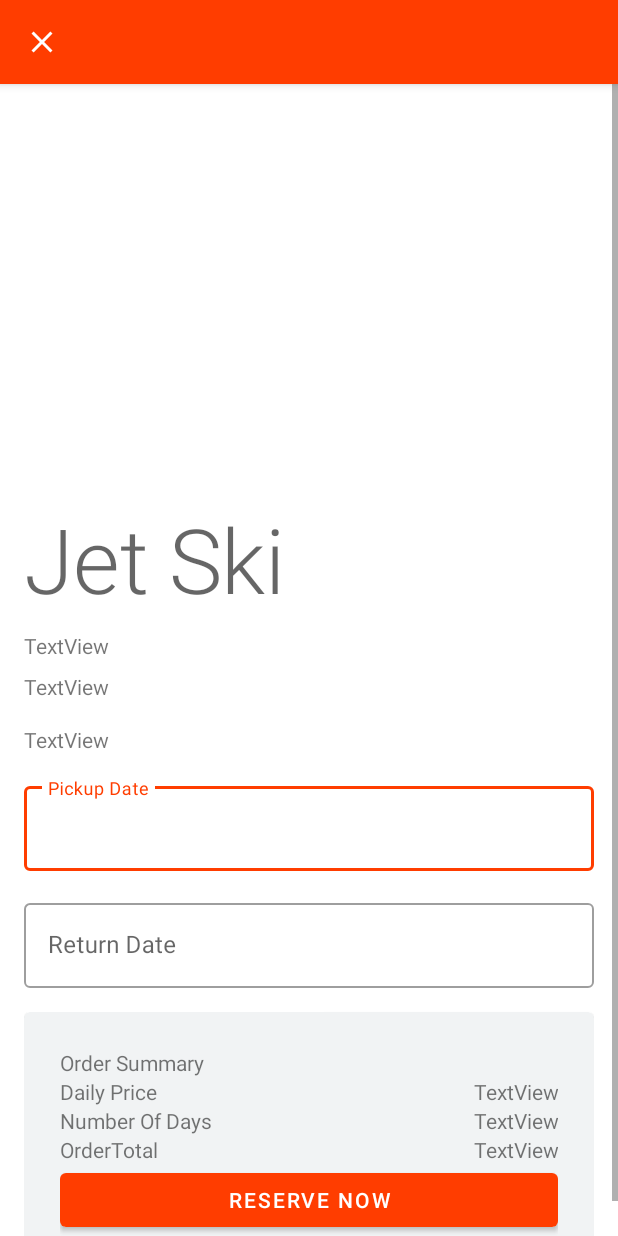
After one commit to joshuabello2550/XPVehicles, an Android app: the VehicleDetailsActivity screen opened directly, with no data from a screen before it, on a phone screen of 412 x 824 dp. The commit adds this screen. Run offline under Robolectric (Android 15) with nearby library versions, the phone set to English and light mode, and no system bars; libraries missing offline, so code that uses them is left out: com.parse; pictures from the network do not load; 5 statements that could not run were skipped.

Commit message:
Vehicles details page ui and incomplete functionality

```diff
--- /dev/null
+++ b/app/src/main/java/com/example/xpvehicles/activities/VehicleDetailsActivity.java
@@ -0,0 +1,94 @@
+package com.example.xpvehicles.activities;
+
+import androidx.appcompat.app.AppCompatActivity;
+
+import android.os.Bundle;
+import android.widget.EditText;
+import android.widget.ImageView;
+import android.widget.TextView;
+
+import com.bumptech.glide.Glide;
+import com.example.xpvehicles.R;
+import com.example.xpvehicles.models.Vehicle;
+import com.google.android.material.appbar.MaterialToolbar;
+import com.google.android.material.datepicker.MaterialDatePicker;
+import com.parse.ParseFile;
+
+import org.w3c.dom.Text;
+
+public class VehicleDetailsActivity extends AppCompatActivity {
+
+    private MaterialToolbar topAppBar;
+    private EditText edtPickUpDate;
+    private EditText edtReturnDate;
+    private TextView tvDetailsVehicleName;
+    private TextView tvDetailsVehicleDescription;
+    private TextView tvDetailsDailyPrice;
+    private TextView tvDetailsDistanceFromUser;
+    private ImageView ivDetailsVehicleImage;
+
+    @Override
+    protected void onCreate(Bundle savedInstanceState) {
+        super.onCreate(savedInstanceState);
+        setContentView(R.layout.activity_vehicle_details);
+        bind();
+        setTopAppBarOnClickListener();
+        setPickupDateOnClickListener();
+        setReturnDateOnClickListener();
+        setValues();
+    }
+
+    private void setTopAppBarOnClickListener() {
+        topAppBar.setNavigationOnClickListener(v -> {
+            this.finish();
+        });
+    }
+
+    private void bind() {
+        edtPickUpDate = findViewById(R.id.edtPickUpDate);
+        edtReturnDate = findViewById(R.id.edtReturnDate);
+        topAppBar = findViewById(R.id.topAppBar);
+        tvDetailsVehicleName = findViewById(R.id.tvDetailsVehicleName);
+        ivDetailsVehicleImage = findViewById(R.id.ivDetailsVehicleImage);
+        tvDetailsVehicleDescription = findViewById(R.id.tvDetailsVehicleDescription);
+        tvDetailsDailyPrice = findViewById(R.id.tvDetailsDailyPrice);
+        tvDetailsDistanceFromUser = findViewById(R.id.tvDetailsDistanceFromUser);
+    }
+
+    private void setValues() {
+        Vehicle vehicle = getIntent().getParcelableExtra("vehicle");
+        tvDetailsVehicleName.setText(vehicle.getVehicleName());
+        tvDetailsVehicleDescription.setText(vehicle.getDescription());
+        tvDetailsDailyPrice.setText("$" + vehicle.getDailyPrice() + "/day");
+        ParseFile image = vehicle.getVehicleImage();
+        if (image != null) {
+            Glide.with(this).load(image.getUrl()).into(ivDetailsVehicleImage);
+        }
+    }
+
+    private void setPickupDateOnClickListener() {
+        edtPickUpDate.setOnClickListener(v -> {
+            MaterialDatePicker.Builder materialDateBuilder = MaterialDatePicker.Builder.datePicker();
+            materialDateBuilder.setTitleText("PICKUP DATE");
+            MaterialDatePicker materialDatePicker = materialDateBuilder.build();
+            materialDatePicker.show(getSupportFragmentManager(), "MATERIAL_DATE_PICKER");
+            // positive button == ok button
+            materialDatePicker.addOnPositiveButtonClickListener(
+                    selection -> edtPickUpDate.setText(materialDatePicker.getHeaderText()));
+        });
+    }
+
+    private void setReturnDateOnClickListener() {
+        edtReturnDate.setOnClickListener(v -> {
+            MaterialDatePicker.Builder materialDateBuilder = MaterialDatePicker.Builder.datePicker();
+            materialDateBuilder.setTitleText("PICKUP DATE");
+            MaterialDatePicker materialDatePicker = materialDateBuilder.build();
+            materialDatePicker.show(getSupportFragmentManager(), "MATERIAL_DATE_PICKER");
+            // positive button == ok button
+            materialDatePicker.addOnPositiveButtonClickListener(
+                    selection -> edtReturnDate.setText(materialDatePicker.getHeaderText()));
+        });
+    }
+
+
+}
--- a/app/src/main/java/com/example/xpvehicles/adapters/VehiclesAdapter.java
+++ b/app/src/main/java/com/example/xpvehicles/adapters/VehiclesAdapter.java
@@ -4,11 +4,13 @@ import static android.content.Context.LOCATION_SERVICE;
 
 import android.Manifest;
 import android.content.Context;
+import android.content.Intent;
 import android.content.pm.PackageManager;
 import android.content.res.Resources;
 import android.location.Location;
 import android.location.LocationListener;
 import android.location.LocationManager;
+import android.os.Bundle;
 import android.util.Log;
 import android.view.LayoutInflater;
 import android.view.View;
@@ -17,9 +19,11 @@ import android.widget.ImageView;
 import android.widget.TextView;
 
 import androidx.annotation.NonNull;
+import androidx.appcompat.app.AppCompatActivity;
 import androidx.core.app.ActivityCompat;
 import androidx.core.content.ContextCompat;
 import androidx.fragment.app.Fragment;
+import androidx.fragment.app.FragmentTransaction;
 import androidx.recyclerview.widget.RecyclerView;
 
 import com.bumptech.glide.Glide;
@@ -28,6 +32,7 @@ import com.codepath.asynchttpclient.RequestParams;
 import com.codepath.asynchttpclient.callback.JsonHttpResponseHandler;
 import com.example.xpvehicles.R;
 import com.example.xpvehicles.activities.MainActivity;
+import com.example.xpvehicles.activities.VehicleDetailsActivity;
 import com.example.xpvehicles.models.Vehicle;
 import com.parse.ParseFile;
 
@@ -134,10 +139,16 @@ public class VehiclesAdapter extends RecyclerView.Adapter<VehiclesAdapter.ViewHo
             if (image != null) {
                 Glide.with(fragment.getContext()).load(image.getUrl()).into(ivVehicle);
             }
-            setImageOnClickListener();
+            setImageOnClickListener(vehicle);
         }
 
-        private void setImageOnClickListener() {
+        private void setImageOnClickListener(Vehicle vehicle) {
+            ivVehicle.setOnClickListener(v -> {
+                Intent i = new Intent(fragment.getContext(), VehicleDetailsActivity.class);
+                i.putExtra("vehicle", vehicle);
+                fragment.startActivity(i);
+            });
+
         }
 
     }
--- a/app/src/main/res/layout/activity_add_vehicle.xml
+++ b/app/src/main/res/layout/activity_add_vehicle.xml
@@ -192,7 +192,7 @@
                 <androidx.constraintlayout.widget.ConstraintLayout
                     android:layout_width="match_parent"
                     android:layout_height="wrap_content"
-                    tools:context=".MyActivity">
+                    tools:context=".activities.AddVehicleActivity">
 
                     <ImageView
                         android:id="@+id/imageView2"
--- /dev/null
+++ b/app/src/main/res/layout/activity_vehicle_details.xml
@@ -0,0 +1,232 @@
+<?xml version="1.0" encoding="utf-8"?>
+<androidx.constraintlayout.widget.ConstraintLayout xmlns:android="http://schemas.android.com/apk/res/android"
+    xmlns:app="http://schemas.android.com/apk/res-auto"
+    xmlns:tools="http://schemas.android.com/tools"
+    android:layout_width="match_parent"
+    android:layout_height="match_parent"
+    tools:context=".activities.VehicleDetailsActivity">
+
+    <com.google.android.material.appbar.AppBarLayout
+        android:id="@+id/appBarLayout"
+        android:layout_width="match_parent"
+        android:layout_height="wrap_content"
+        app:layout_constraintEnd_toEndOf="parent"
+        app:layout_constraintStart_toStartOf="parent"
+        app:layout_constraintTop_toTopOf="parent">
+
+        <com.google.android.material.appbar.MaterialToolbar
+            android:id="@+id/topAppBar"
+            style="@style/Widget.MaterialComponents.Toolbar.Primary"
+            android:layout_width="match_parent"
+            android:layout_height="?attr/actionBarSize"
+            app:menu="@menu/add_vehicle_top_bar"
+            app:navigationIcon="@drawable/ic_close_24"
+            app:title="" />
+
+    </com.google.android.material.appbar.AppBarLayout>
+
+    <ScrollView
+        android:layout_width="0dp"
+        android:layout_height="0dp"
+        app:layout_constraintBottom_toBottomOf="parent"
+        app:layout_constraintEnd_toEndOf="parent"
+        app:layout_constraintHorizontal_bias="0.0"
+        app:layout_constraintStart_toStartOf="parent"
+        app:layout_constraintTop_toBottomOf="@+id/appBarLayout">
+
+        <LinearLayout
+            android:layout_width="match_parent"
+            android:layout_height="wrap_content"
+            android:layout_marginHorizontal="0dp"
+            android:orientation="vertical">
+
+            <ImageView
+                android:id="@+id/ivDetailsVehicleImage"
+                android:layout_width="match_parent"
+                android:layout_height="260dp"
+                android:scaleType="centerCrop"
+                app:layout_constraintEnd_toEndOf="parent"
+                app:layout_constraintStart_toStartOf="parent"
+                app:layout_constraintTop_toTopOf="parent"
+                tools:srcCompat="@tools:sample/avatars" />
+
+            <LinearLayout
+                android:id="@+id/spacing"
+                android:layout_width="match_parent"
+                android:layout_height="match_parent"
+                android:layout_marginHorizontal="0dp"
+                android:orientation="vertical"
+                android:paddingHorizontal="16dp">
+
+                <TextView
+                    android:id="@+id/tvDetailsVehicleName"
+                    android:layout_width="wrap_content"
+                    android:layout_height="wrap_content"
+                    android:layout_marginTop="16dp"
+                    android:text="Jet Ski"
+                    android:textAppearance="@style/TextAppearance.MaterialComponents.Headline2"
+                    tools:layout_editor_absoluteX="29dp"
+                    tools:layout_editor_absoluteY="249dp" />
+
+                <TextView
+                    android:id="@+id/tvDetailsDailyPrice"
+                    android:layout_width="wrap_content"
+                    android:layout_height="wrap_content"
+                    android:layout_marginTop="8dp"
+                    android:text="TextView"
+                    app:layout_constraintEnd_toEndOf="parent"
+                    tools:layout_editor_absoluteY="251dp" />
+
+                <TextView
+                    android:id="@+id/tvDetailsDistanceFromUser"
+                    android:layout_width="match_parent"
+                    android:layout_height="wrap_content"
+                    android:layout_marginTop="8dp"
+                    android:text="TextView"
+                    app:layout_constraintEnd_toEndOf="parent"
+                    tools:layout_editor_absoluteY="251dp" />
+
+                <TextView
+                    android:id="@+id/tvDetailsVehicleDescription"
+                    android:layout_width="match_parent"
+                    android:layout_height="wrap_content"
+                    android:layout_marginTop="16dp"
+                    android:text="TextView" />
+
+                <com.google.android.material.textfield.TextInputLayout
+                    android:id="@+id/selectPickupDateOTF"
+                    style="@style/Widget.MaterialComponents.TextInputLayout.OutlinedBox"
+                    android:layout_width="match_parent"
+                    android:layout_height="wrap_content"
+                    android:layout_marginTop="16dp"
+                    android:clickable="false"
+                    android:hint="Pickup Date"
+                    app:counterEnabled="false"
+                    app:errorEnabled="false"
+                    app:passwordToggleEnabled="false">
+
+                    <com.google.android.material.textfield.TextInputEditText
+                        android:id="@+id/edtPickUpDate"
+                        android:layout_width="match_parent"
+                        android:layout_height="wrap_content"
+                        android:clickable="false" />
+
+                </com.google.android.material.textfield.TextInputLayout>
+
+                <com.google.android.material.textfield.TextInputLayout
+                    android:id="@+id/selectReturnDateOTF"
+                    style="@style/Widget.MaterialComponents.TextInputLayout.OutlinedBox"
+                    android:layout_width="match_parent"
+                    android:layout_height="wrap_content"
+                    android:layout_marginTop="16dp"
+                    android:hint="Return Date">
+
+                    <com.google.android.material.textfield.TextInputEditText
+                        android:id="@+id/edtReturnDate"
+                        android:layout_width="match_parent"
+                        android:layout_height="wrap_content" />
+
+                </com.google.android.material.textfield.TextInputLayout>
+
+                <com.google.android.material.card.MaterialCardView
+                    android:id="@+id/card"
+                    android:layout_width="match_parent"
+                    android:layout_height="wrap_content"
+                    android:layout_marginTop="16dp"
+                    app:cardBackgroundColor="#F1F3F4"
+                    app:layout_constraintEnd_toEndOf="parent"
+                    app:layout_constraintStart_toStartOf="parent"
+                    app:layout_constraintTop_toTopOf="parent">
+
+                    <LinearLayout
+                        android:layout_width="match_parent"
+                        android:layout_height="match_parent"
+                        android:layout_margin="24dp"
+                        android:orientation="vertical">
+
+                        <TextView
+                            android:id="@+id/textView11"
+                            android:layout_width="wrap_content"
+                            android:layout_height="wrap_content"
+                            android:text="Order Summary" />
+
+                        <LinearLayout
+                            android:layout_width="match_parent"
+                            android:layout_height="match_parent"
+                            android:layout_weight="1"
+                            android:orientation="horizontal">
+
+                            <TextView
+                                android:id="@+id/tvDailyPrice"
+                                android:layout_width="wrap_content"
+                                android:layout_height="wrap_content"
+                                android:layout_weight="1"
+                                android:text="Daily Price" />
+
+                            <TextView
+                                android:id="@+id/tvDailyPriceValue"
+                                android:layout_width="wrap_content"
+                                android:layout_height="wrap_content"
+                                android:layout_weight="1"
+                                android:gravity="end"
+                                android:text="TextView" />
+                        </LinearLayout>
+
+                        <LinearLayout
+                            android:layout_width="match_parent"
+                            android:layout_height="match_parent"
+                            android:layout_weight="1"
+                            android:orientation="horizontal">
+
+                            <TextView
+                                android:id="@+id/tvNumberOfDays"
+                                android:layout_width="wrap_content"
+                                android:layout_height="wrap_content"
+                                android:layout_weight="1"
+                                android:text="Number Of Days" />
+
+                            <TextView
+                                android:id="@+id/tvNumberOfDaysValue"
+                                android:layout_width="wrap_content"
+                                android:layout_height="wrap_content"
+                                android:layout_weight="1"
+                                android:gravity="end"
+                                android:text="TextView" />
+                        </LinearLayout>
+
+                        <LinearLayout
+                            android:layout_width="match_parent"
+                            android:layout_height="match_parent"
+                            android:layout_weight="1"
+                            android:orientation="horizontal">
+
+                            <TextView
+                                android:id="@+id/tvOrderTotal"
+                                android:layout_width="wrap_content"
+                                android:layout_height="wrap_content"
+                                android:layout_weight="1"
+                                android:text="OrderTotal" />
+
+                            <TextView
+                                android:id="@+id/tvOrderTotalValue"
+                                android:layout_width="wrap_content"
+                                android:layout_height="wrap_content"
+                                android:layout_weight="1"
+                                android:gravity="end"
+                                android:text="TextView" />
+                        </LinearLayout>
+
+                        <Button
+                            android:id="@+id/button2"
+                            android:layout_width="match_parent"
+                            android:layout_height="wrap_content"
+                            android:text="Reserve Now" />
+
+                    </LinearLayout>
+                </com.google.android.material.card.MaterialCardView>
+            </LinearLayout>
+
+        </LinearLayout>
+    </ScrollView>
+
+</androidx.constraintlayout.widget.ConstraintLayout>
```
Also changed, not shown: app/src/main/AndroidManifest.xml (+8 -2 lines).
